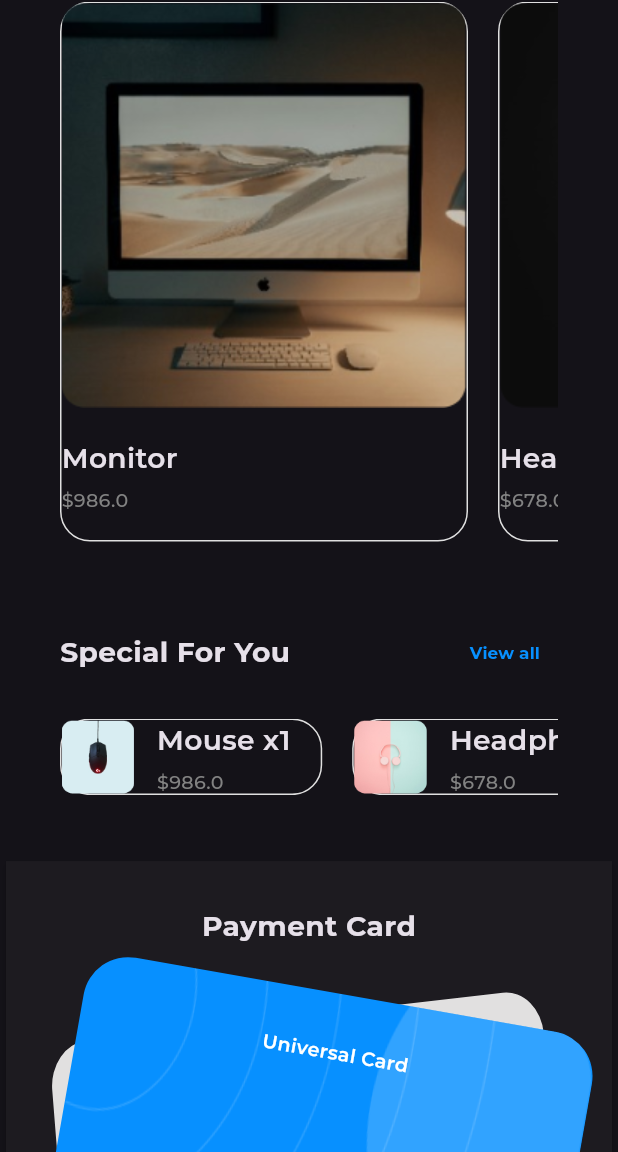
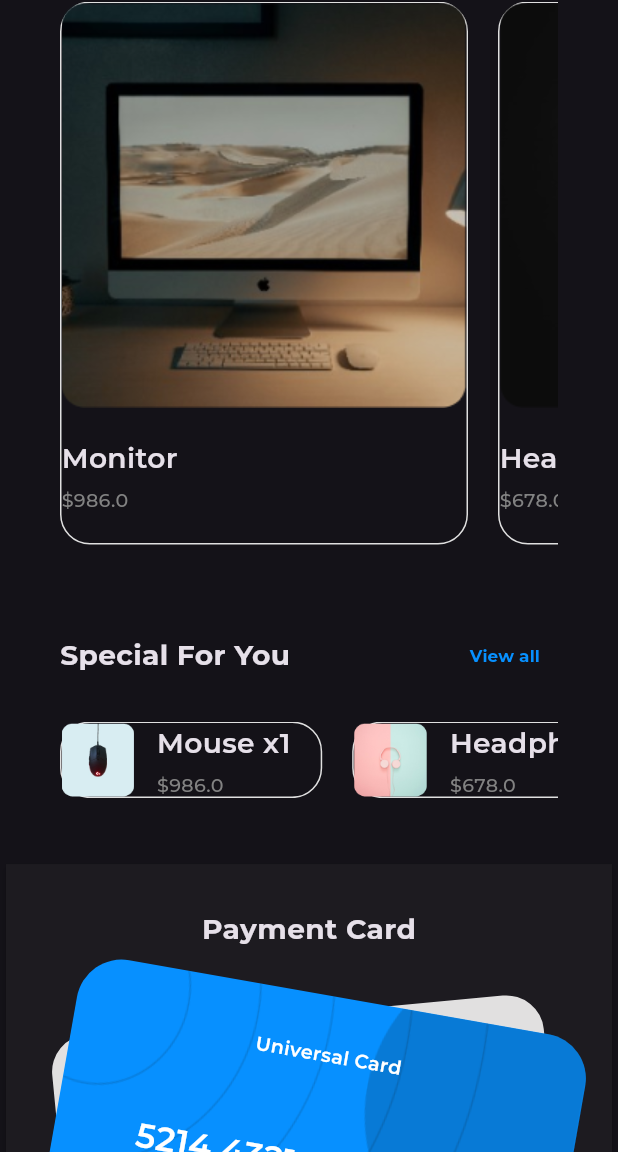
Before and after one commit to KhaledElalfy1/sales-responsive-dashboard, a Flutter app: the screen it shows after launch, scrolled down 576 dp, on a phone screen of 412 x 824 dp, the part 84-1236 px from its top. Run offline on Flutter 3.47's test engine with Material 3 defaults, Android fonts, the phone set to English and light mode, and no system bars; our stand-ins replace flutter_svg, google_fonts.

Commit message:
fix some issue in desktop layout

```diff
--- a/lib/core/utils/app_images.dart
+++ b/lib/core/utils/app_images.dart
@@ -1,3 +1,5 @@
+import 'package:flutter/material.dart';
+
 class AppImages {
   AppImages._();
 
@@ -11,6 +13,10 @@ class AppImages {
   static const String special2 = 'assets/images/special2.png';
   static const String special3 = 'assets/images/special3.png';
 
-  static const String card = 'assets/images/Card.png';
 
+  static String card(context) {
+    return Theme.of(context).brightness == Brightness.dark
+        ? 'assets/images/Card_dark.png'
+        : 'assets/images/Card_light.png';
+  }
 }
--- /dev/null
+++ b/lib/features/home/presentation/view/widgets/card_info_section.dart
@@ -0,0 +1,36 @@
+import 'package:flutter/material.dart';
+import 'package:flutter_svg/flutter_svg.dart';
+import 'package:sales_responsive_dashboard/core/utils/app_icons.dart';
+import 'package:sales_responsive_dashboard/features/home/presentation/view/widgets/custom_card_info.dart';
+
+class CardInfoSection extends StatelessWidget {
+  const CardInfoSection({
+    super.key,
+  });
+
+  @override
+  Widget build(BuildContext context) {
+    return AspectRatio(
+      aspectRatio: 427 / 285,
+      child: Stack(
+        clipBehavior: Clip.none,
+        children: [
+          SvgPicture.asset(
+            AppIcons.iconsCart(context),
+            fit: BoxFit.fill,
+          ),
+          const Positioned(
+            top: 0,
+            bottom: 0,
+            left: 0,
+            right: 0,
+            child: RotationTransition(
+              turns: AlwaysStoppedAnimation(10 / 360),
+              child: CustomCardInfo(),
+            ),
+          ),
+        ],
+      ),
+    );
+  }
+}
--- a/lib/features/home/presentation/view/widgets/card_section.dart
+++ b/lib/features/home/presentation/view/widgets/card_section.dart
@@ -1,10 +1,8 @@
 import 'package:flutter/material.dart';
-import 'package:flutter_svg/flutter_svg.dart';
 import 'package:sales_responsive_dashboard/core/utils/app_fonts.dart';
-import 'package:sales_responsive_dashboard/core/utils/app_icons.dart';
 import 'package:sales_responsive_dashboard/core/widgets/custom_elevated_button.dart';
+import 'package:sales_responsive_dashboard/features/home/presentation/view/widgets/card_info_section.dart';
 import 'package:sales_responsive_dashboard/features/home/presentation/view/widgets/card_item_list_view.dart';
-import 'package:sales_responsive_dashboard/features/home/presentation/view/widgets/custom_card_info.dart';
 
 class CardSection extends StatelessWidget {
   const CardSection({super.key});
@@ -22,25 +20,7 @@ class CardSection extends StatelessWidget {
           children: [
             Text('Payment Card', style: AppFonts.bold25(context)),
             const SizedBox(height: 30),
-            Stack(
-              clipBehavior: Clip.none,
-              children: [
-                SvgPicture.asset(
-                  AppIcons.iconsCart(context),
-                  fit: BoxFit.fill,
-                ),
-                const Positioned(
-                  top: 0,
-                  bottom: 0,
-                  left: 0,
-                  right: 0,
-                  child: RotationTransition(
-                    turns: AlwaysStoppedAnimation(10 / 360),
-                    child: CustomCardInfo(),
-                  ),
-                ),
-              ],
-            ),
+            const CardInfoSection(),
             const SizedBox(height: 30),
             Text(
               'Your Card',
--- a/lib/features/home/presentation/view/widgets/custom_card_info.dart
+++ b/lib/features/home/presentation/view/widgets/custom_card_info.dart
@@ -14,8 +14,8 @@ class CustomCardInfo extends StatelessWidget {
       decoration: BoxDecoration(
         color: AppColors.primaryColor,
         borderRadius: BorderRadius.circular(30),
-        image: const DecorationImage(
-            image: AssetImage(AppImages.card), fit: BoxFit.fill),
+        image:  DecorationImage(
+            image: AssetImage(AppImages.card(context)), fit: BoxFit.fill),
       ),
       child: Column(
         crossAxisAlignment: CrossAxisAlignment.center,
--- a/lib/features/home/presentation/view/widgets/custom_product_card_list_view.dart
+++ b/lib/features/home/presentation/view/widgets/custom_product_card_list_view.dart
@@ -29,9 +29,8 @@ class CustomProductCardListView extends StatelessWidget {
   @override
   Widget build(BuildContext context) {
     return SizedBox(
-      height: 360,
+      height: 362,
       child: ListView.separated(
-        // shrinkWrap: true,
         itemCount: products.length,
         scrollDirection: Axis.horizontal,
         separatorBuilder: (context, index) {
```
Also changed, not shown: assets/images/Card_dark.png (added), assets/images/Card_light.png (renamed from assets/images/Card.png).
